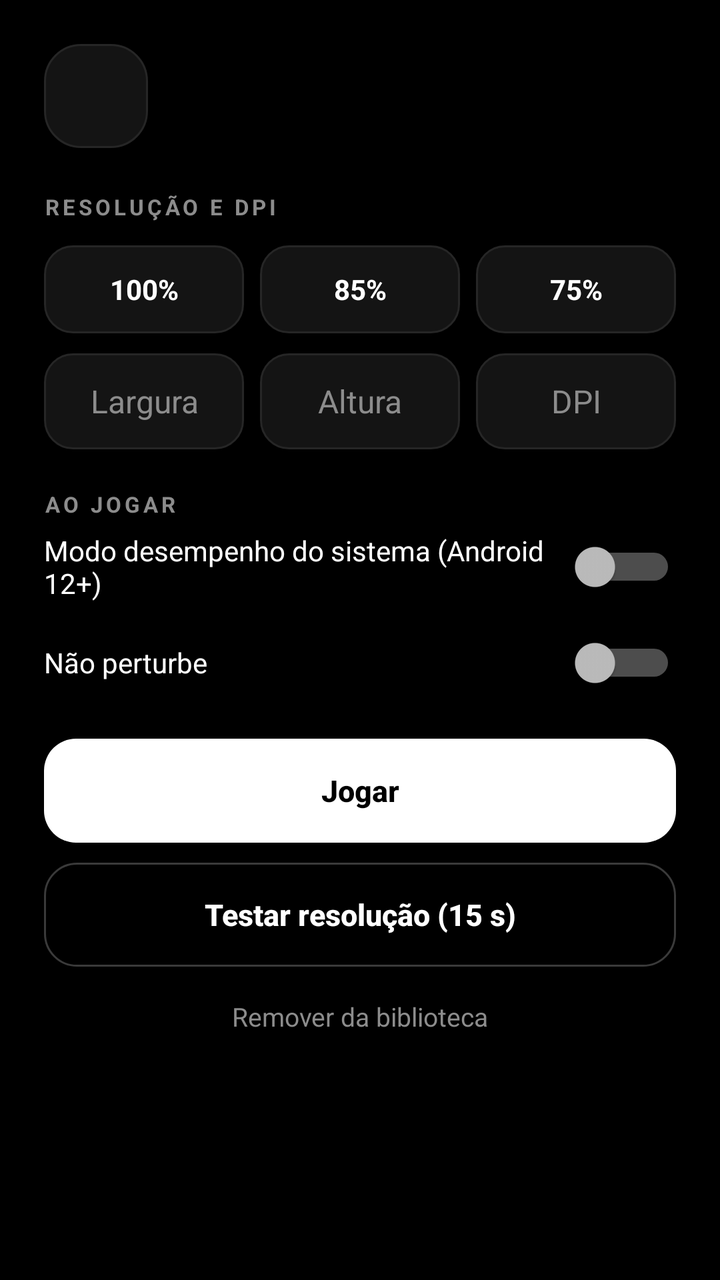
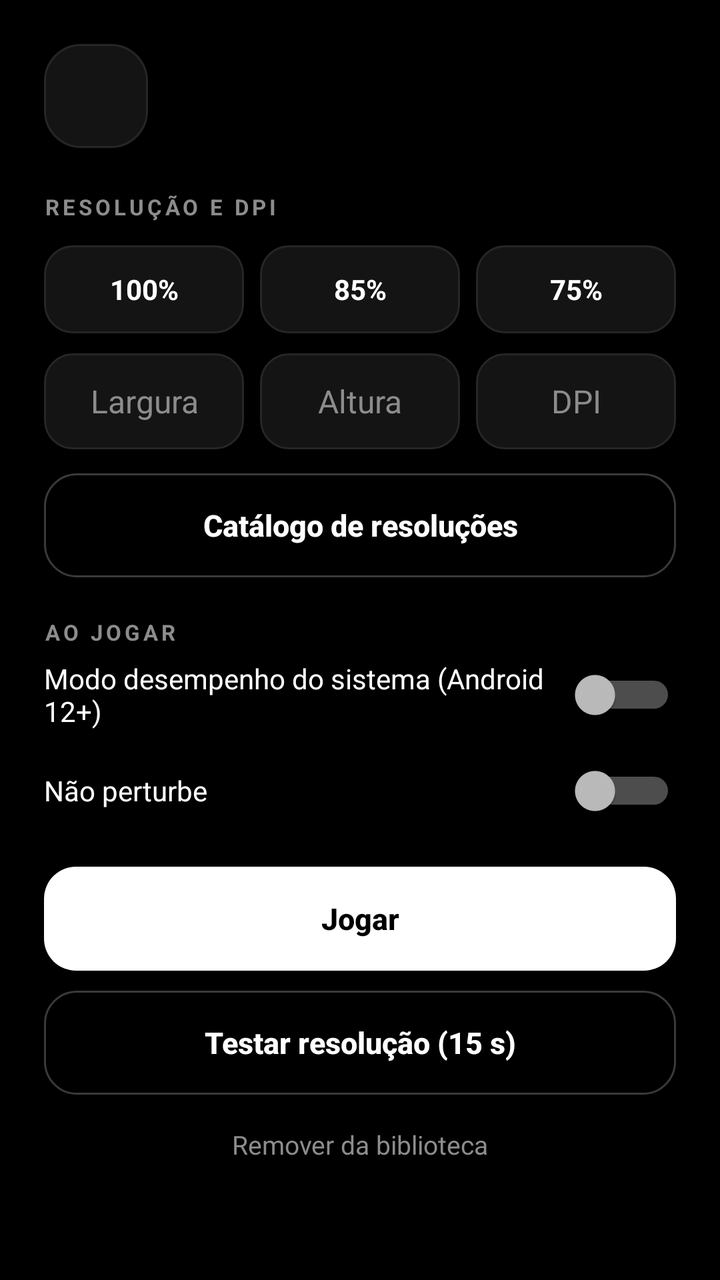

The first picture is an Android layout as it rendered before a commit; the second is the same layout after the commit. The layout source and the unified diff follow.
<!-- AndroidManifest.xml: application theme App -->
<!-- res/layout/sheet_game.xml -->
<?xml version="1.0" encoding="utf-8"?>
<LinearLayout xmlns:android="http://schemas.android.com/apk/res/android" android:layout_width="match_parent" android:layout_height="wrap_content" android:orientation="vertical" android:padding="22dp">
    <LinearLayout android:layout_width="match_parent" android:layout_height="wrap_content" android:gravity="center_vertical">
        <ImageView android:id="@+id/sIcon" android:layout_width="52dp" android:layout_height="52dp" android:padding="7dp" android:background="@drawable/tile"/>
        <TextView android:id="@+id/sName" android:layout_width="wrap_content" android:layout_height="wrap_content" android:layout_marginStart="14dp" android:textColor="@color/text" android:textSize="20sp" android:fontFamily="sans-serif-medium"/>
    </LinearLayout>
    <TextView style="@style/Label" android:layout_marginTop="22dp" android:text="RESOLUÇÃO E DPI"/>
    <LinearLayout android:layout_width="match_parent" android:layout_height="wrap_content" android:layout_marginTop="12dp"><TextView android:id="@+id/s100" style="@style/Chip" android:text="100%" android:textColor="@color/text"/><TextView android:id="@+id/s85" style="@style/Chip" android:text="85%" android:textColor="@color/text"/><TextView android:id="@+id/s75" style="@style/Chip" android:text="75%" android:textColor="@color/text" android:layout_marginEnd="0dp"/></LinearLayout>
    <LinearLayout android:layout_width="match_parent" android:layout_height="wrap_content" android:layout_marginTop="10dp"><EditText android:id="@+id/sW" style="@style/Input" android:hint="Largura" android:textColorHint="@color/muted"/><EditText android:id="@+id/sH" style="@style/Input" android:hint="Altura" android:textColorHint="@color/muted"/><EditText android:id="@+id/sD" style="@style/Input" android:hint="DPI" android:textColorHint="@color/muted" android:layout_marginEnd="0dp"/></LinearLayout>
    <TextView style="@style/Label" android:layout_marginTop="20dp" android:text="AO JOGAR"/>
    <Switch android:id="@+id/sGm" android:layout_width="match_parent" android:layout_height="48dp" android:text="Modo desempenho do sistema (Android 12+)" android:textColor="@color/text" android:textSize="14sp"/><Switch android:id="@+id/sDnd" android:layout_width="match_parent" android:layout_height="48dp" android:text="Não perturbe" android:textColor="@color/text" android:textSize="14sp"/>
    <Button android:id="@+id/sPlay" style="@style/BtnPrimary" android:text="Jogar" android:layout_marginTop="14dp"/>
    <Button android:id="@+id/sTest" style="@style/Btn" android:text="Testar resolução (15 s)"/>
    <TextView android:id="@+id/sRemove" android:layout_width="match_parent" android:layout_height="wrap_content" android:gravity="center" android:padding="16dp" android:text="Remover da biblioteca" android:textColor="@color/muted" android:textSize="13sp"/>
</LinearLayout>
<!-- resources referenced by this layout -->
<resources>
  <color name="muted">#8C8C8C</color>
  <color name="text">#FFFFFF</color>
  <!-- drawable tile (drawable) -->
  <shape xmlns:android="http://schemas.android.com/apk/res/android"><solid android:color="#141414"/><corners android:radius="18dp"/><stroke android:width="1dp" android:color="#262626"/></shape>
  <style name="BtnPrimary" parent="Btn">
          <item name="android:textColor">@color/bg</item><item name="android:background">@drawable/btn_primary</item>
      </style>
  <style name="Chip">
          <item name="android:layout_width">0dp</item><item name="android:layout_height">44dp</item>
          <item name="android:layout_weight">1</item><item name="android:layout_marginEnd">8dp</item>
          <item name="android:gravity">center</item><item name="android:textSize">14sp</item>
          <item name="android:textStyle">bold</item><item name="android:background">@drawable/chip</item>
      </style>
  <style name="Input">
          <item name="android:layout_width">0dp</item><item name="android:layout_height">48dp</item>
          <item name="android:layout_weight">1</item><item name="android:layout_marginEnd">8dp</item>
          <item name="android:gravity">center</item><item name="android:inputType">number</item>
          <item name="android:textColor">@color/text</item><item name="android:textSize">16sp</item>
          <item name="android:background">@drawable/input</item>
      </style>
  <style name="Label">
          <item name="android:layout_width">wrap_content</item><item name="android:layout_height">wrap_content</item>
          <item name="android:textSize">11sp</item><item name="android:textStyle">bold</item>
          <item name="android:letterSpacing">0.15</item><item name="android:textColor">@color/muted</item>
      </style>
  <style name="App" parent="@android:style/Theme.Material.NoActionBar">
          <item name="android:windowBackground">@drawable/bg_main</item>
          <item name="android:statusBarColor">@color/bg</item>
          <item name="android:navigationBarColor">@color/bg</item>
          <item name="android:colorAccent">@color/text</item>
      </style>
  <!-- drawable btn_outline (drawable) -->
  <ripple xmlns:android="http://schemas.android.com/apk/res/android" android:color="#33FFFFFF"><item><shape><solid android:color="#00000000"/><corners android:radius="16dp"/><stroke android:width="1dp" android:color="#3A3A3A"/></shape></item></ripple>
  <color name="bg">#000000</color>
  <!-- drawable btn_primary (drawable) -->
  <ripple xmlns:android="http://schemas.android.com/apk/res/android" android:color="#33000000"><item><shape><solid android:color="#FFFFFF"/><corners android:radius="16dp"/></shape></item></ripple>
  <!-- drawable chip (drawable) -->
  <selector xmlns:android="http://schemas.android.com/apk/res/android"><item android:state_selected="true"><shape><solid android:color="#FFFFFF"/><corners android:radius="14dp"/></shape></item><item><shape><solid android:color="#141414"/><corners android:radius="14dp"/><stroke android:width="1dp" android:color="#262626"/></shape></item></selector>
  <!-- drawable input (drawable) -->
  <selector xmlns:android="http://schemas.android.com/apk/res/android"><item android:state_focused="true"><shape><solid android:color="#141414"/><corners android:radius="14dp"/><stroke android:width="1.5dp" android:color="#FFFFFF"/></shape></item><item><shape><solid android:color="#141414"/><corners android:radius="14dp"/><stroke android:width="1dp" android:color="#262626"/></shape></item></selector>
  <!-- drawable bg_main (drawable) -->
  <shape xmlns:android="http://schemas.android.com/apk/res/android"><solid android:color="#000000"/></shape>
  <!-- unchanged entries left out for length: 1 -->
</resources>

<!-- the commit's change to res/layout/sheet_game.xml (unified diff, before → after) -->
@@ -7,6 +7,7 @@
     <TextView style="@style/Label" android:layout_marginTop="22dp" android:text="RESOLUÇÃO E DPI"/>
     <LinearLayout android:layout_width="match_parent" android:layout_height="wrap_content" android:layout_marginTop="12dp"><TextView android:id="@+id/s100" style="@style/Chip" android:text="100%" android:textColor="@color/text"/><TextView android:id="@+id/s85" style="@style/Chip" android:text="85%" android:textColor="@color/text"/><TextView android:id="@+id/s75" style="@style/Chip" android:text="75%" android:textColor="@color/text" android:layout_marginEnd="0dp"/></LinearLayout>
     <LinearLayout android:layout_width="match_parent" android:layout_height="wrap_content" android:layout_marginTop="10dp"><EditText android:id="@+id/sW" style="@style/Input" android:hint="Largura" android:textColorHint="@color/muted"/><EditText android:id="@+id/sH" style="@style/Input" android:hint="Altura" android:textColorHint="@color/muted"/><EditText android:id="@+id/sD" style="@style/Input" android:hint="DPI" android:textColorHint="@color/muted" android:layout_marginEnd="0dp"/></LinearLayout>
+    <Button android:id="@+id/sCatalog" style="@style/Btn" android:text="Catálogo de resoluções" android:layout_marginTop="12dp"/>
     <TextView style="@style/Label" android:layout_marginTop="20dp" android:text="AO JOGAR"/>
     <Switch android:id="@+id/sGm" android:layout_width="match_parent" android:layout_height="48dp" android:text="Modo desempenho do sistema (Android 12+)" android:textColor="@color/text" android:textSize="14sp"/><Switch android:id="@+id/sDnd" android:layout_width="match_parent" android:layout_height="48dp" android:text="Não perturbe" android:textColor="@color/text" android:textSize="14sp"/>
     <Button android:id="@+id/sPlay" style="@style/BtnPrimary" android:text="Jogar" android:layout_marginTop="14dp"/>
